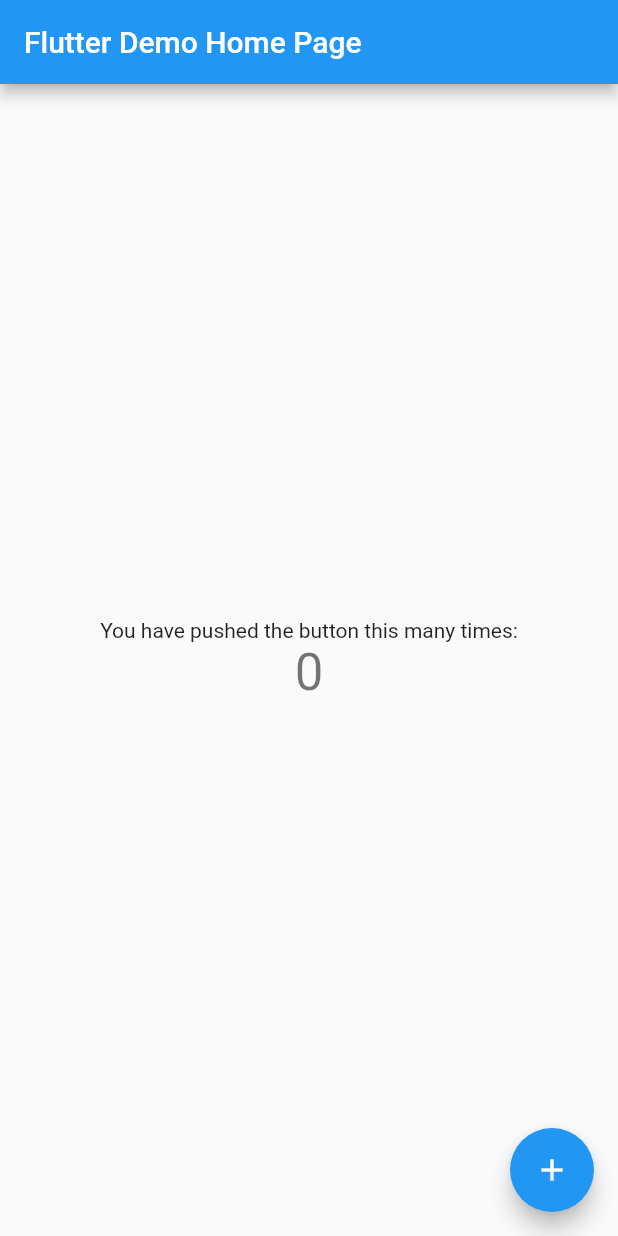
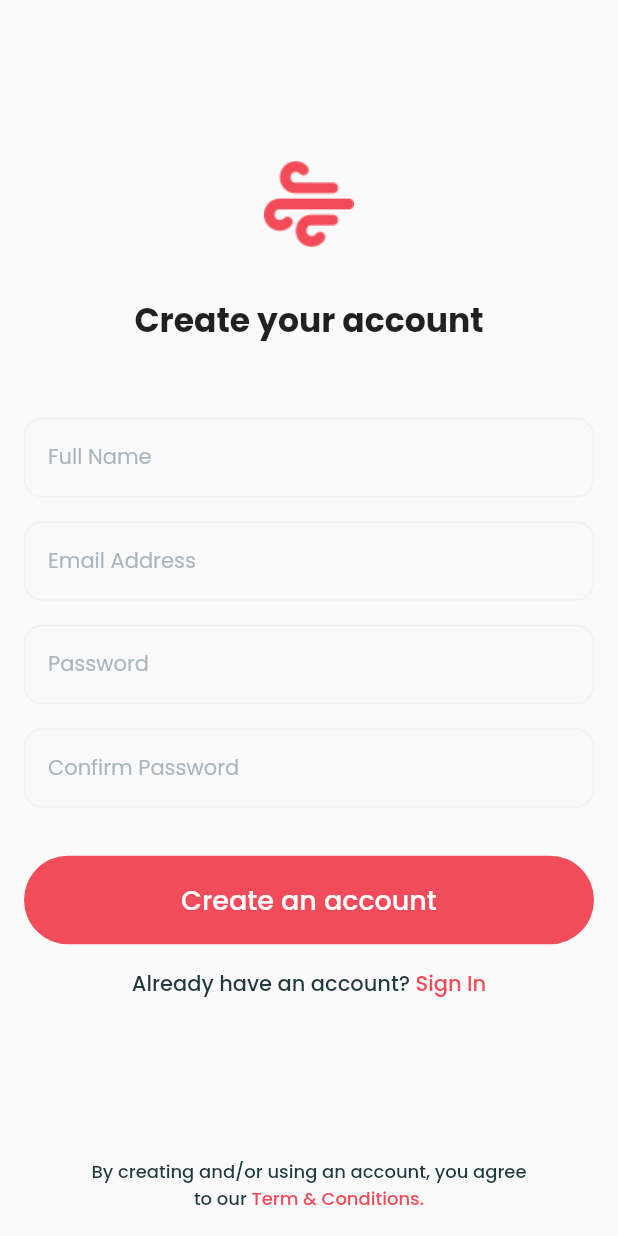
Before and after one commit to rizqyfahmi/crosscheck-flutter, a Flutter app: the screen it shows after launch, on a phone screen of 412 x 824 dp. Run offline on Flutter 3.47's test engine with Material 2 defaults, Android fonts, the light colour scheme and no system bars; our stand-ins replace dartz, equatable, flutter_bloc, get_it, internet_connection_checker, shared_preferences.

Commit message:
Authentication: create registration view

```diff
--- /dev/null
+++ b/lib/features/authentication/presentation/registration/views/registration_view.dart
@@ -0,0 +1,232 @@
+import 'package:crosscheck/assets/colors/custom_colors.dart';
+import 'package:crosscheck/assets/images/images.dart';
+import 'package:crosscheck/core/widgets/styles/text_styles.dart';
+import 'package:crosscheck/core/widgets/text_field/text_field.dart';
+import 'package:flutter/material.dart';
+
+class RegistrationView extends StatefulWidget {
+  const RegistrationView({Key? key}) : super(key: key);
+
+  @override
+  State<RegistrationView> createState() => _RegistrationViewState();
+}
+
+class _RegistrationViewState extends State<RegistrationView> {
+
+  GlobalKey formKey = GlobalKey();
+  double height = 0;
+  double opacity = 0;
+
+  @override
+  void initState() {
+    super.initState();
+
+    WidgetsBinding.instance.addPostFrameCallback((_) async {
+      MediaQueryData mediaQuery = MediaQueryData.fromWindow(WidgetsBinding.instance.window);
+      final double statusBar = mediaQuery.padding.top;
+      final double screenHeight = mediaQuery.size.height - statusBar;
+      const double bufferHeight = 200; // it's used for error validation massage
+
+      final RenderBox box = formKey.currentContext?.findRenderObject() as RenderBox;
+      final double contentHeight = box.size.height + bufferHeight;
+
+      if (height > 0) return;
+
+      setState(() {
+        height = contentHeight > screenHeight ? contentHeight : screenHeight;
+      });
+
+      await Future.delayed(const Duration(seconds: 1));
+      setState(() {
+        opacity = 1;
+      });
+    });
+  }
+
+  Widget buildFields(BuildContext context) {
+    return Column(
+      mainAxisAlignment: MainAxisAlignment.center,
+      crossAxisAlignment: CrossAxisAlignment.start,
+      children : [
+        const Center(
+          child: Image(
+            fit: BoxFit.contain,
+            repeat: ImageRepeat.noRepeat,
+            image: AssetImage(Images.logo),
+          ),
+        ),
+        const SizedBox(height: 32),
+        const Center(
+          child: Text(
+            "Create your account",
+            style: TextStyles.poppinsBold22,
+          ),
+        ),
+        const SizedBox(height: 48),
+        BorderedTextField(
+          key: const Key("nameField"),
+          hintText: "Full Name",
+          onChanged: (value) {}
+        ),
+        const SizedBox(height: 16),
+        BorderedTextField(
+          key: const Key("emailField"),
+          hintText: "Email Address",
+          onChanged: (value) {}
+        ),
+        const SizedBox(height: 16),
+        BorderedTextField(
+          key: const Key("passwordField"),
+          hintText: "Password",
+          obscureText: true,
+          onChanged: (value) {}
+        ),
+        const SizedBox(height: 16),
+        BorderedTextField(
+          key: const Key("confirmPasswordField"),
+          hintText: "Confirm Password",
+          obscureText: true,
+          onChanged: (value) {}
+        ),
+        const SizedBox(height: 32),
+        Row(
+          children: [
+            Expanded(
+              child: ElevatedButton(
+                key: const Key("submitButton"),
+                style: ElevatedButton.styleFrom(
+                  elevation: 0,
+                  minimumSize: Size.zero,
+                  padding: const EdgeInsets.all(16),
+                  tapTargetSize: MaterialTapTargetSize.shrinkWrap,
+                  shape: RoundedRectangleBorder(
+                    borderRadius: BorderRadius.circular(100),
+                  ),
+                  primary: CustomColors.primary
+                ),
+                onPressed: () {},
+                child: const Text(
+                  "Create an account",
+                  style: TextStyles.poppinsMedium18,
+                )
+              ),
+            ),
+          ],
+        ),
+        const SizedBox(height: 16),
+        Row(
+          mainAxisAlignment: MainAxisAlignment.center,
+          children: [
+            Text(
+              "Already have an account? ",
+              style: TextStyles.poppinsMedium14.copyWith(
+                color: CustomColors.secondary
+              ),
+            ),
+            TextButton(
+              key: const Key("signInTextButton"),
+              style: TextButton.styleFrom(
+                padding: EdgeInsets.zero,
+                minimumSize: Size.zero,
+                elevation: 0,
+                tapTargetSize: MaterialTapTargetSize.shrinkWrap
+              ),
+              onPressed: () {},
+              child: Text(
+                "Sign In",
+                style: TextStyles.poppinsMedium14.copyWith(
+                  color: CustomColors.primary
+                ),
+              )
+            )
+          ],
+        )
+      ],
+    );
+  }
+
+  Widget buildForm(BuildContext context) {
+    Widget fields = buildFields(context);
+
+    if (height > 0) {
+      fields = Expanded(
+        child: buildFields(context),
+      );
+    }
+
+    return Padding(
+      padding: const EdgeInsets.symmetric(horizontal: 16.0),
+      child: Column(
+        key: formKey,
+        mainAxisSize: MainAxisSize.min,
+        children: [
+          fields,
+          Column(
+            mainAxisAlignment: MainAxisAlignment.end,
+            children: [
+              Text(
+                "By creating and/or using an account, you agree",
+                style: TextStyles.poppinsMedium12.copyWith(
+                  color: CustomColors.secondary
+                )
+              ),
+              Row(
+                mainAxisAlignment: MainAxisAlignment.center,
+                children: [
+                  Text(
+                    "to our ",
+                    style: TextStyles.poppinsMedium12.copyWith(
+                      color: CustomColors.secondary
+                    ),
+                  ),
+                  TextButton(
+                    key: const Key("tncTextButton"),
+                    style: TextButton.styleFrom(
+                      padding: EdgeInsets.zero,
+                      minimumSize: Size.zero,
+                      elevation: 0,
+                      tapTargetSize: MaterialTapTargetSize.shrinkWrap
+                    ),
+                    onPressed: () {},
+                    child: Text(
+                      "Term & Conditions.",
+                      style: TextStyles.poppinsMedium12.copyWith(
+                        color: CustomColors.primary
+                      ),
+                    )
+                  )
+                ],
+              ),
+              const SizedBox(height: 16)
+            ],
+          )
+        ],
+      ),
+    );
+  }
+
+  @override
+  Widget build(BuildContext context) {
+    return Scaffold(
+      body: SafeArea(
+        child: Opacity(
+          opacity: opacity,
+          child: LayoutBuilder(
+            builder: (context, constraints) {
+              if (height > 0) {
+                return SingleChildScrollView(
+                  child: SizedBox(
+                    height: height,
+                    child: buildForm(context),
+                  ),
+                );
+              }
+
+              return buildForm(context);
+            }
+          ),
+        ),
+      ),
+    );
+  }
+}
--- a/lib/main.dart
+++ b/lib/main.dart
@@ -1,6 +1,13 @@
+import 'package:crosscheck/core/locator/locator.dart' as di;
+import 'package:crosscheck/features/authentication/presentation/authentication/view_models/authentication_bloc.dart';
+import 'package:crosscheck/features/authentication/presentation/registration/view_models/registration_bloc.dart';
+import 'package:crosscheck/features/authentication/presentation/registration/views/registration_view.dart';
 import 'package:flutter/material.dart';
+import 'package:flutter_bloc/flutter_bloc.dart';
 
-void main() {
+void main() async {
+  WidgetsFlutterBinding.ensureInitialized();
+  await di.init();
   runApp(const MyApp());
 }
 
@@ -10,7 +17,16 @@
   // This widget is the root of your application.
   @override
   Widget build(BuildContext context) {
-    return MaterialApp(
+    return MultiBlocProvider(
+      providers: [
+        BlocProvider<AuthenticationBloc>(
+          create: (_) => di.locator<AuthenticationBloc>()
+        ),
+        BlocProvider<RegistrationBloc>(
+          create: (_) => di.locator<RegistrationBloc>()
+        )
+      ],
+      child: MaterialApp(
         title: 'Flutter Demo',
         theme: ThemeData(
           // This is the theme of your application.
@@ -24,92 +40,8 @@
           // is not restarted.
           primarySwatch: Colors.blue,
         ),
-      home: const MyHomePage(title: 'Flutter Demo Home Page'),
+        home: const RegistrationView(),
+      ),
     );
   }
 }
-
-class MyHomePage extends StatefulWidget {
-  const MyHomePage({Key? key, required this.title}) : super(key: key);
-
-  // This widget is the home page of your application. It is stateful, meaning
-  // that it has a State object (defined below) that contains fields that affect
-  // how it looks.
-
-  // This class is the configuration for the state. It holds the values (in this
-  // case the title) provided by the parent (in this case the App widget) and
-  // used by the build method of the State. Fields in a Widget subclass are
-  // always marked "final".
-
-  final String title;
-
-  @override
-  State<MyHomePage> createState() => _MyHomePageState();
-}
-
-class _MyHomePageState extends State<MyHomePage> {
-  int _counter = 0;
-
-  void _incrementCounter() {
-    setState(() {
-      // This call to setState tells the Flutter framework that something has
-      // changed in this State, which causes it to rerun the build method below
-      // so that the display can reflect the updated values. If we changed
-      // _counter without calling setState(), then the build method would not be
-      // called again, and so nothing would appear to happen.
-      _counter++;
-    });
-  }
-
-  @override
-  Widget build(BuildContext context) {
-    // This method is rerun every time setState is called, for instance as done
-    // by the _incrementCounter method above.
-    //
-    // The Flutter framework has been optimized to make rerunning build methods
-    // fast, so that you can just rebuild anything that needs updating rather
-    // than having to individually change instances of widgets.
-    return Scaffold(
-      appBar: AppBar(
-        // Here we take the value from the MyHomePage object that was created by
-        // the App.build method, and use it to set our appbar title.
-        title: Text(widget.title),
-      ),
-      body: Center(
-        // Center is a layout widget. It takes a single child and positions it
-        // in the middle of the parent.
-        child: Column(
-          // Column is also a layout widget. It takes a list of children and
-          // arranges them vertically. By default, it sizes itself to fit its
-          // children horizontally, and tries to be as tall as its parent.
-          //
-          // Invoke "debug painting" (press "p" in the console, choose the
-          // "Toggle Debug Paint" action from the Flutter Inspector in Android
-          // Studio, or the "Toggle Debug Paint" command in Visual Studio Code)
-          // to see the wireframe for each widget.
-          //
-          // Column has various properties to control how it sizes itself and
-          // how it positions its children. Here we use mainAxisAlignment to
-          // center the children vertically; the main axis here is the vertical
-          // axis because Columns are vertical (the cross axis would be
-          // horizontal).
-          mainAxisAlignment: MainAxisAlignment.center,
-          children: <Widget>[
-            const Text(
-              'You have pushed the button this many times:',
-            ),
-            Text(
-              '$_counter',
-              style: Theme.of(context).textTheme.headline4,
-            ),
-          ],
-        ),
-      ),
-      floatingActionButton: FloatingActionButton(
-        onPressed: _incrementCounter,
-        tooltip: 'Increment',
-        child: const Icon(Icons.add),
-      ), // This trailing comma makes auto-formatting nicer for build methods.
-    );
-  }
-}
```
Lines whose indentation alone changed are shown as unchanged.
